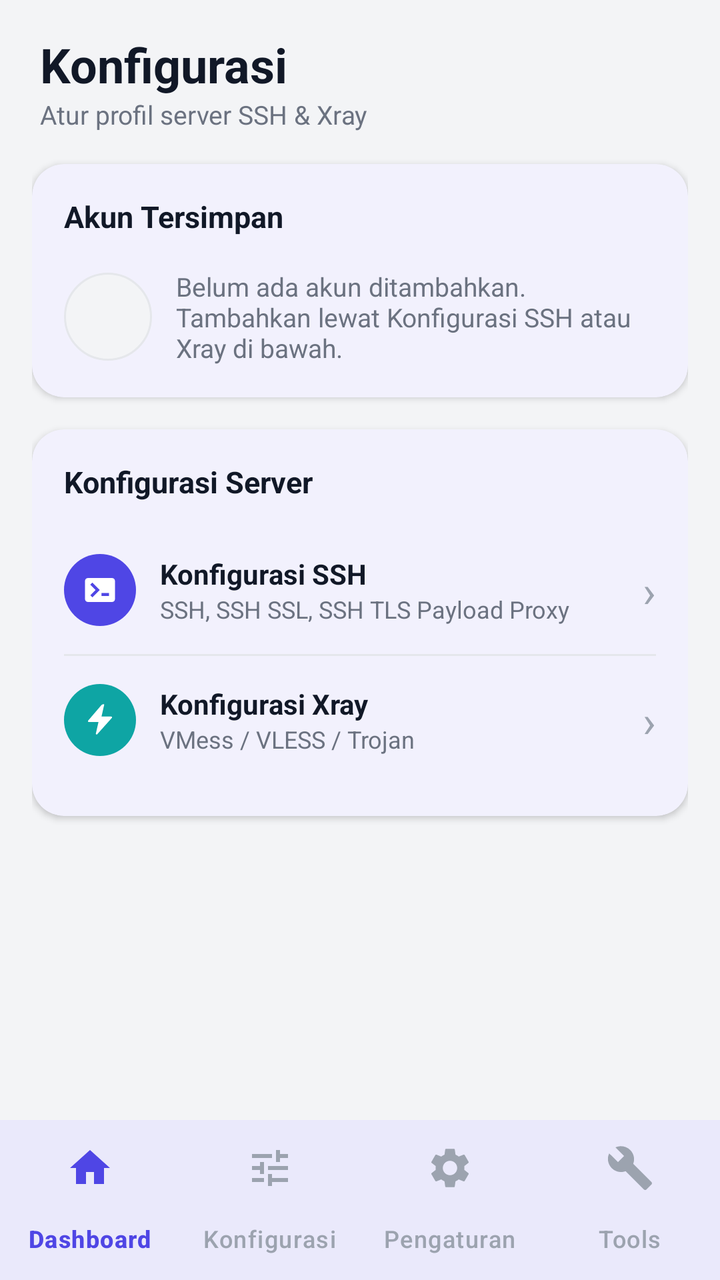
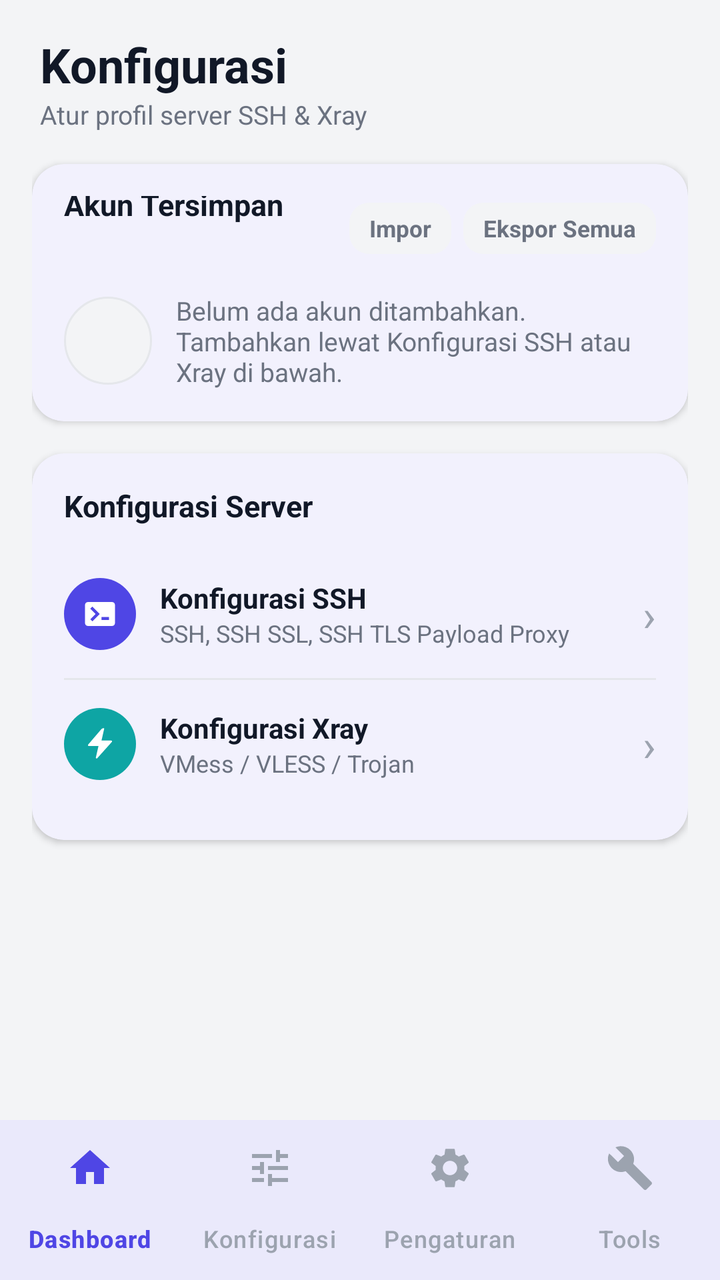

Screens rendered from an Android XML layout before and after an edit, with the pre-edit source and the edit as a unified diff.
<!-- AndroidManifest.xml: application theme Theme.TunnelApp -->
<!-- res/layout/activity_config.xml -->
<?xml version="1.0" encoding="utf-8"?>
<LinearLayout xmlns:android="http://schemas.android.com/apk/res/android"
    xmlns:app="http://schemas.android.com/apk/res-auto"
    android:layout_width="match_parent"
    android:layout_height="match_parent"
    android:orientation="vertical"
    android:background="@color/app_background">

    <ScrollView
        android:layout_width="match_parent"
        android:layout_height="0dp"
        android:layout_weight="1"
        android:fillViewport="true">

        <LinearLayout
            android:layout_width="match_parent"
            android:layout_height="wrap_content"
            android:orientation="vertical"
            android:padding="16dp">

            
            <LinearLayout
                android:layout_width="match_parent"
                android:layout_height="wrap_content"
                android:orientation="vertical"
                android:paddingStart="4dp"
                android:paddingEnd="4dp"
                android:layout_marginBottom="16dp">

                <TextView
                    android:layout_width="wrap_content"
                    android:layout_height="wrap_content"
                    android:text="Konfigurasi"
                    android:textColor="@color/text_primary"
                    android:textSize="24sp"
                    android:textStyle="bold" />

                <TextView
                    android:layout_width="wrap_content"
                    android:layout_height="wrap_content"
                    android:text="Atur profil server SSH &amp; Xray"
                    android:textColor="@color/text_secondary"
                    android:textSize="13sp" />
            </LinearLayout>

            
            <com.google.android.material.card.MaterialCardView
                style="@style/Card.Section"
                android:layout_width="match_parent"
                android:layout_height="wrap_content"
                android:layout_marginBottom="16dp">

                <LinearLayout
                    android:layout_width="match_parent"
                    android:layout_height="wrap_content"
                    android:orientation="vertical">

                    <TextView
                        style="@style/SectionTitleText"
                        android:layout_width="wrap_content"
                        android:layout_height="wrap_content"
                        android:layout_marginBottom="4dp"
                        android:text="Akun Tersimpan" />

                    <LinearLayout
                        android:id="@+id/llAccountsContainer"
                        android:layout_width="match_parent"
                        android:layout_height="wrap_content"
                        android:orientation="vertical" />

                    
                    <LinearLayout
                        android:id="@+id/llAccountEmpty"
                        android:layout_width="match_parent"
                        android:layout_height="wrap_content"
                        android:orientation="horizontal"
                        android:gravity="center_vertical"
                        android:paddingTop="12dp">

                        <View
                            android:layout_width="44dp"
                            android:layout_height="44dp"
                            android:layout_marginEnd="12dp"
                            android:background="@drawable/bg_avatar_empty" />

                        <TextView
                            android:layout_width="0dp"
                            android:layout_height="wrap_content"
                            android:layout_weight="1"
                            android:text="Belum ada akun ditambahkan. Tambahkan lewat Konfigurasi SSH atau Xray di bawah."
                            android:textColor="@color/text_secondary"
                            android:textSize="13sp" />
                    </LinearLayout>
                </LinearLayout>
            </com.google.android.material.card.MaterialCardView>

            
            <com.google.android.material.card.MaterialCardView
                style="@style/Card.Section"
                android:layout_width="match_parent"
                android:layout_height="wrap_content"
                android:layout_marginBottom="16dp">

                <LinearLayout
                    android:layout_width="match_parent"
                    android:layout_height="wrap_content"
                    android:orientation="vertical">

                    <TextView
                        style="@style/SectionTitleText"
                        android:layout_width="wrap_content"
                        android:layout_height="wrap_content"
                        android:text="Konfigurasi Server" />

                    <LinearLayout
                        android:id="@+id/rowConfigSsh"
                        android:layout_width="match_parent"
                        android:layout_height="wrap_content"
                        android:orientation="horizontal"
                        android:gravity="center_vertical"
                        android:paddingTop="14dp"
                        android:paddingBottom="14dp"
                        android:clickable="true"
                        android:focusable="true"
                        android:background="?attr/selectableItemBackground">

                        <FrameLayout
                            android:layout_width="36dp"
                            android:layout_height="36dp"
                            android:layout_marginEnd="12dp">

                            <View
                                android:layout_width="match_parent"
                                android:layout_height="match_parent"
                                android:background="@drawable/bg_avatar_ssh" />

                            <ImageView
                                android:layout_width="18dp"
                                android:layout_height="18dp"
                                android:layout_gravity="center"
                                android:src="@drawable/ic_account_ssh"
                                android:contentDescription="@null" />
                        </FrameLayout>

                        <LinearLayout
                            android:layout_width="0dp"
                            android:layout_height="wrap_content"
                            android:layout_weight="1"
                            android:orientation="vertical">

                            <TextView
                                android:layout_width="wrap_content"
                                android:layout_height="wrap_content"
                                android:text="Konfigurasi SSH"
                                android:textColor="@color/text_primary"
                                android:textStyle="bold"
                                android:textSize="14sp" />

                            <TextView
                                android:layout_width="wrap_content"
                                android:layout_height="wrap_content"
                                android:text="SSH, SSH SSL, SSH TLS Payload Proxy"
                                android:textColor="@color/text_secondary"
                                android:textSize="12sp" />
                        </LinearLayout>

                        <TextView
                            android:layout_width="wrap_content"
                            android:layout_height="wrap_content"
                            android:text="›"
                            android:textColor="@color/text_hint"
                            android:textSize="22sp" />
                    </LinearLayout>

                    <View
                        android:layout_width="match_parent"
                        android:layout_height="1dp"
                        android:background="@color/divider" />

                    <LinearLayout
                        android:id="@+id/rowConfigXray"
                        android:layout_width="match_parent"
                        android:layout_height="wrap_content"
                        android:orientation="horizontal"
                        android:gravity="center_vertical"
                        android:paddingTop="14dp"
                        android:paddingBottom="14dp"
                        android:clickable="true"
                        android:focusable="true"
                        android:background="?attr/selectableItemBackground">

                        <FrameLayout
                            android:layout_width="36dp"
                            android:layout_height="36dp"
                            android:layout_marginEnd="12dp">

                            <View
                                android:layout_width="match_parent"
                                android:layout_height="match_parent"
                                android:background="@drawable/bg_avatar_xray" />

                            <ImageView
                                android:layout_width="18dp"
                                android:layout_height="18dp"
                                android:layout_gravity="center"
                                android:src="@drawable/ic_account_xray"
                                android:contentDescription="@null" />
                        </FrameLayout>

                        <LinearLayout
                            android:layout_width="0dp"
                            android:layout_height="wrap_content"
                            android:layout_weight="1"
                            android:orientation="vertical">

                            <TextView
                                android:layout_width="wrap_content"
                                android:layout_height="wrap_content"
                                android:text="Konfigurasi Xray"
                                android:textColor="@color/text_primary"
                                android:textStyle="bold"
                                android:textSize="14sp" />

                            <TextView
                                android:layout_width="wrap_content"
                                android:layout_height="wrap_content"
                                android:text="VMess / VLESS / Trojan"
                                android:textColor="@color/text_secondary"
                                android:textSize="12sp" />
                        </LinearLayout>

                        <TextView
                            android:layout_width="wrap_content"
                            android:layout_height="wrap_content"
                            android:text="›"
                            android:textColor="@color/text_hint"
                            android:textSize="22sp" />
                    </LinearLayout>
                </LinearLayout>
            </com.google.android.material.card.MaterialCardView>

        </LinearLayout>
    </ScrollView>

    
    <com.google.android.material.bottomnavigation.BottomNavigationView
        android:id="@+id/bottomNav"
        style="@style/Widget.TunnelApp.BottomNav"
        android:layout_width="match_parent"
        android:layout_height="wrap_content"
        app:menu="@menu/bottom_nav_menu" />

</LinearLayout>
<!-- resources referenced by this layout -->
<resources>
  <color name="app_background">#F3F4F6</color>
  <color name="divider">#E5E7EB</color>
  <color name="text_hint">#9CA3AF</color>
  <color name="text_primary">#111827</color>
  <color name="text_secondary">#6B7280</color>
  <!-- drawable bg_avatar_empty (drawable) -->
  <shape xmlns:android="http://schemas.android.com/apk/res/android"
      android:shape="oval">
      <solid android:color="@color/status_pending_bg" />
      <stroke android:width="1dp" android:color="@color/divider" />
  </shape>
  <!-- drawable bg_avatar_ssh (drawable) -->
  <shape xmlns:android="http://schemas.android.com/apk/res/android"
      android:shape="oval">
      <solid android:color="@color/brand_primary" />
  </shape>
  <!-- drawable bg_avatar_xray (drawable) -->
  <shape xmlns:android="http://schemas.android.com/apk/res/android"
      android:shape="oval">
      <solid android:color="@color/brand_secondary" />
  </shape>
  <!-- drawable ic_account_ssh (drawable) -->
  <vector xmlns:android="http://schemas.android.com/apk/res/android"
      android:width="24dp"
      android:height="24dp"
      android:viewportWidth="24"
      android:viewportHeight="24">
      <path
          android:fillColor="#FFFFFF"
          android:pathData="M4,4h16c1.1,0 2,0.9 2,2v12c0,1.1 -0.9,2 -2,2H4c-1.1,0 -2,-0.9 -2,-2V6c0,-1.1 0.9,-2 2,-2zM5.5,8.5 L9,12l-3.5,3.5 1.4,1.4L11.8,12 6.9,7.1 5.5,8.5zM13,16h5v-2h-5v2z"/>
  </vector>
  <!-- drawable ic_account_xray (drawable) -->
  <vector xmlns:android="http://schemas.android.com/apk/res/android"
      android:width="24dp"
      android:height="24dp"
      android:viewportWidth="24"
      android:viewportHeight="24">
      <path
          android:fillColor="#FFFFFF"
          android:pathData="M13,2L4.09,12.41c-0.29,0.34 -0.06,0.9 0.39,0.9H11l-1.75,7.68c-0.13,0.58 0.61,0.92 0.96,0.44L19.91,10.6c0.29,-0.34 0.06,-0.9 -0.39,-0.9H13l1.75,-7.68C14.98,1.44 14.24,1.1 13,2z"/>
  </vector>
  <style name="Card.Section" parent="Widget.Material3.CardView.Elevated">
          <item name="cardCornerRadius">16dp</item>
          <item name="cardElevation">2dp</item>
          <item name="contentPadding">16dp</item>
          <item name="cardBackgroundColor">@color/card_background</item>
          <item name="strokeWidth">0dp</item>
      </style>
  <style name="SectionTitleText">
          <item name="android:textColor">@color/text_primary</item>
          <item name="android:textStyle">bold</item>
          <item name="android:textSize">15sp</item>
          <item name="android:layout_marginBottom">12dp</item>
      </style>
  <style name="Widget.TunnelApp.BottomNav" parent="Widget.Material3.BottomNavigationView">
          <item name="android:background">@color/card_background</item>
          <item name="itemIconTint">@color/bottom_nav_item_color</item>
          <item name="itemTextColor">@color/bottom_nav_item_color</item>
          <item name="itemRippleColor">@color/divider</item>
          <item name="elevation">8dp</item>
          <item name="labelVisibilityMode">labeled</item>
      </style>
  <color name="status_pending_bg">#F3F4F6</color>
  <color name="brand_primary">#4F46E5</color>
  <color name="brand_secondary">#0EA5A4</color>
  <color name="card_background">#FFFFFF</color>
  <color name="brand_primary_dark">#4338CA</color>
  <color name="brand_on_primary">#FFFFFF</color>
  <!-- unchanged entries left out for length: 1 -->
</resources>

<!-- the commit's change to res/layout/activity_config.xml (unified diff, before → after) -->
@@ -55,12 +55,54 @@
                     android:layout_height="wrap_content"
                     android:orientation="vertical">
 
-                    <TextView
-                        style="@style/SectionTitleText"
-                        android:layout_width="wrap_content"
-                        android:layout_height="wrap_content"
-                        android:layout_marginBottom="4dp"
-                        android:text="Akun Tersimpan" />
+                    <LinearLayout
+                        android:layout_width="match_parent"
+                        android:layout_height="wrap_content"
+                        android:orientation="horizontal"
+                        android:gravity="center_vertical"
+                        android:layout_marginBottom="4dp">
+
+                        <TextView
+                            style="@style/SectionTitleText"
+                            android:layout_width="0dp"
+                            android:layout_height="wrap_content"
+                            android:layout_weight="1"
+                            android:text="Akun Tersimpan" />
+
+                        
+                        <TextView
+                            android:id="@+id/btnImportConfig"
+                            android:layout_width="wrap_content"
+                            android:layout_height="wrap_content"
+                            android:background="@drawable/bg_btn_neutral_outline"
+                            android:paddingStart="10dp"
+                            android:paddingEnd="10dp"
+                            android:paddingTop="5dp"
+                            android:paddingBottom="5dp"
+                            android:layout_marginEnd="6dp"
+                            android:text="Impor"
+                            android:textColor="@color/text_secondary"
+                            android:textStyle="bold"
+                            android:textSize="11.5sp"
+                            android:clickable="true"
+                            android:focusable="true" />
+
+                        <TextView
+                            android:id="@+id/btnExportAllConfig"
+                            android:layout_width="wrap_content"
+                            android:layout_height="wrap_content"
+                            android:background="@drawable/bg_btn_neutral_outline"
+                            android:paddingStart="10dp"
+                            android:paddingEnd="10dp"
+                            android:paddingTop="5dp"
+                            android:paddingBottom="5dp"
+                            android:text="Ekspor Semua"
+                            android:textColor="@color/text_secondary"
+                            android:textStyle="bold"
+                            android:textSize="11.5sp"
+                            android:clickable="true"
+                            android:focusable="true" />
+                    </LinearLayout>
 
                     <LinearLayout
                         android:id="@+id/llAccountsContainer"
<!-- resource entries referenced after the edit -->
@@ -20,6 +20,11 @@
   <shape xmlns:android="http://schemas.android.com/apk/res/android"
       android:shape="oval">
       <solid android:color="@color/brand_secondary" />
+  </shape>
+  <!-- drawable bg_btn_neutral_outline (drawable) -->
+  <shape xmlns:android="http://schemas.android.com/apk/res/android" android:shape="rectangle">
+      <solid android:color="@color/status_pending_bg" />
+      <corners android:radius="10dp" />
   </shape>
   <!-- drawable ic_account_ssh (drawable) -->
   <vector xmlns:android="http://schemas.android.com/apk/res/android"
